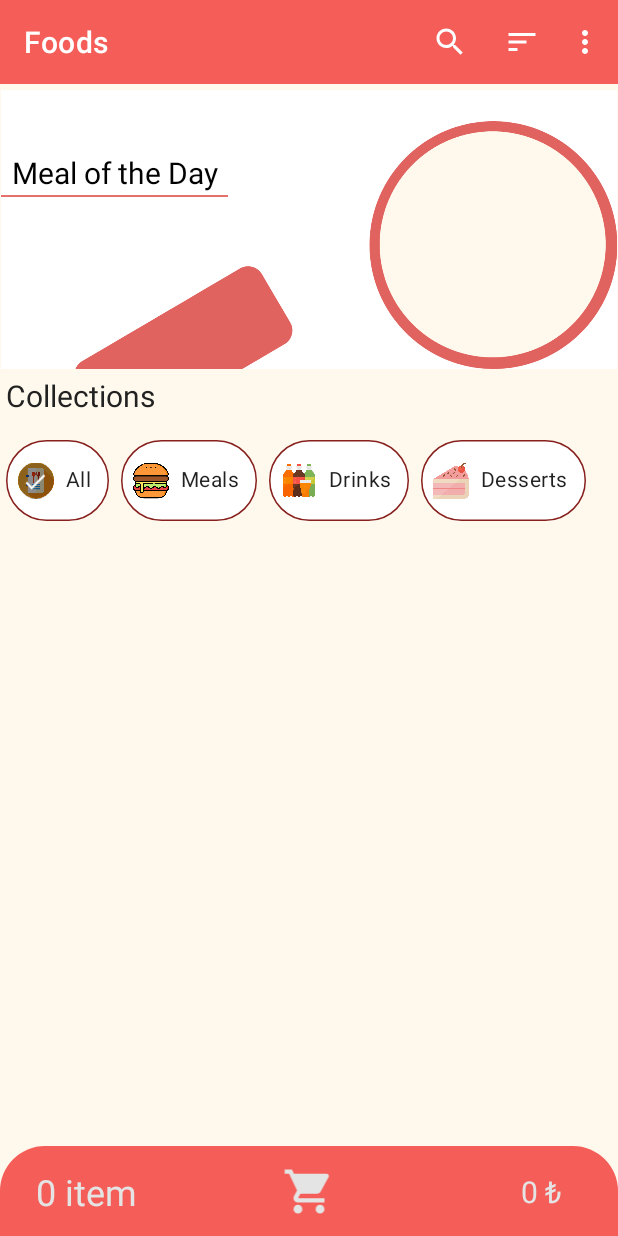
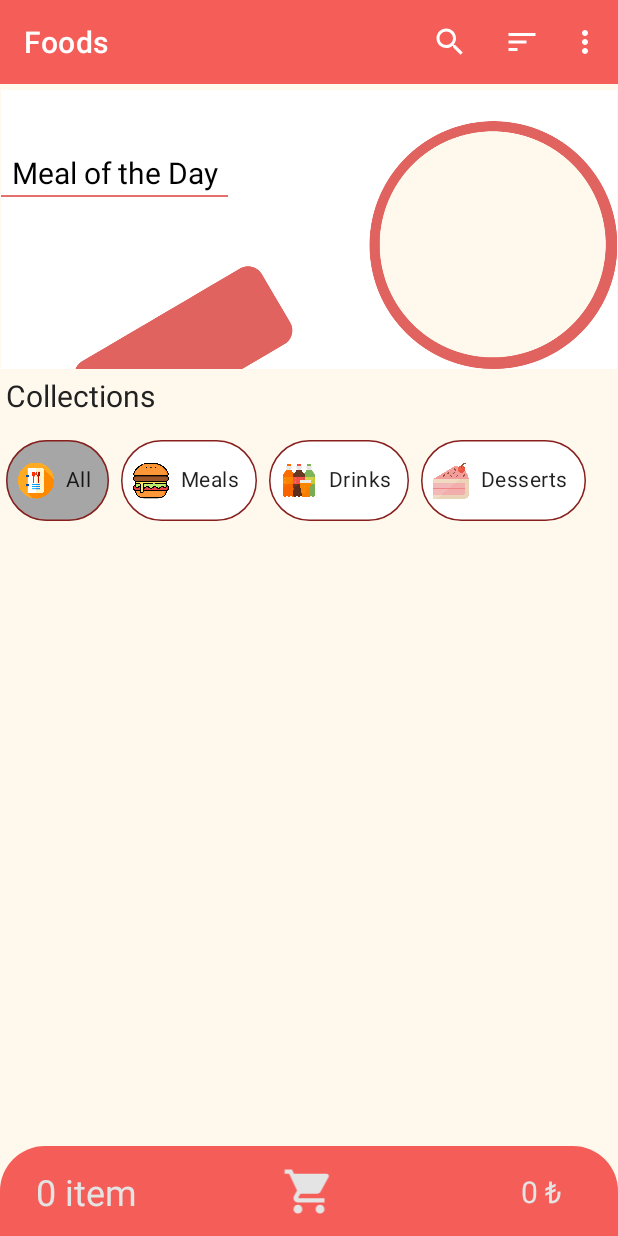
Before and after one commit to yemregul94/Android-MVVM-Food-Order-App, an Android app: the screen it shows after launch once a user with an empty profile is signed in (MainActivity), on a phone screen of 412 x 824 dp. Run offline under Robolectric (Android 15) with nearby library versions, the phone set to English and light mode, and no system bars; our stand-ins replace Dagger/Hilt's generated code, Firebase (no records; nobody signed in at launch, a user with empty details on screens opened directly), data binding; network calls fail; pictures from the network do not load; 1 statement that could not run was skipped.

Commit message:
screenshots + filter update
visual update on filtering

```diff
--- a/app/src/main/java/com/works/foodorderapplication/ui/main/MainActivity.kt
+++ b/app/src/main/java/com/works/foodorderapplication/ui/main/MainActivity.kt
@@ -4,6 +4,7 @@ import android.content.Intent
 import androidx.appcompat.app.AppCompatActivity
 import android.os.Bundle
 import android.util.Log
+import android.widget.Toast
 import androidx.activity.viewModels
 import com.works.foodorderapplication.R
 import com.works.foodorderapplication.databinding.ActivityMainBinding
@@ -30,6 +31,8 @@ class MainActivity : AppCompatActivity() {
                 val intent = Intent(this, UserActivity::class.java)
                 startActivity(intent)
                 finish()
+            }else{
+                Toast.makeText(this, "Hoş geldiniz: ${viewModel.userName.value}", Toast.LENGTH_LONG).show()
             }
         }
     }
--- /dev/null
+++ b/app/src/main/res/color/bg_chip_state_list.xml
@@ -0,0 +1,5 @@
+<?xml version="1.0" encoding="utf-8"?>
+<selector xmlns:android="http://schemas.android.com/apk/res/android">
+    <item android:color="@color/checked_chip_color" android:state_checked="true" />
+    <item android:color="@android:color/transparent" />
+</selector>
--- a/app/src/main/res/layout/fragment_food_list.xml
+++ b/app/src/main/res/layout/fragment_food_list.xml
@@ -166,7 +166,8 @@
                                 android:checked="true"
                                 android:onCheckedChanged="@{() -> foodListFragment.filterCategories(0)}"
                                 android:text="@string/list_chip_all"
-                                app:chipBackgroundColor="@android:color/transparent"
+                                app:checkedIconEnabled="false"
+                                app:chipBackgroundColor="@color/bg_chip_state_list"
                                 app:chipIcon="@drawable/ic_all"
                                 app:chipStrokeColor="@color/main_color_dark"
                                 app:chipStrokeWidth="1dp"
@@ -180,7 +181,9 @@
                                 android:checkable="true"
                                 android:onCheckedChanged="@{() -> foodListFragment.filterCategories(1)}"
                                 android:text="@string/list_chip_main"
-                                app:chipBackgroundColor="@android:color/transparent"
+                                app:checkedIconEnabled="false"
+                                app:checkedIconTint="@color/bg_chip_state_list"
+                                app:chipBackgroundColor="@color/bg_chip_state_list"
                                 app:chipIcon="@drawable/ic_foods"
                                 app:chipStrokeColor="@color/main_color_dark"
                                 app:chipStrokeWidth="1dp"
@@ -194,7 +197,8 @@
                                 android:checkable="true"
                                 android:onCheckedChanged="@{() -> foodListFragment.filterCategories(2)}"
                                 android:text="@string/list_chip_drinks"
-                                app:chipBackgroundColor="@android:color/transparent"
+                                app:checkedIconEnabled="false"
+                                app:chipBackgroundColor="@color/bg_chip_state_list"
                                 app:chipIcon="@drawable/ic_drinks"
                                 app:chipStrokeColor="@color/main_color_dark"
                                 app:chipStrokeWidth="1dp"
@@ -208,7 +212,8 @@
                                 android:checkable="true"
                                 android:onCheckedChanged="@{() -> foodListFragment.filterCategories(3)}"
                                 android:text="@string/list_chip_desserts"
-                                app:chipBackgroundColor="@android:color/transparent"
+                                app:checkedIconEnabled="false"
+                                app:chipBackgroundColor="@color/bg_chip_state_list"
                                 app:chipIcon="@drawable/ic_desserts"
                                 app:chipStrokeColor="@color/main_color_dark"
                                 app:chipStrokeWidth="1dp"
--- a/app/src/main/res/values/colors.xml
+++ b/app/src/main/res/values/colors.xml
@@ -25,6 +25,6 @@
     <color name="text_color_secondary">#222222</color>
 
 
-
+    <color name="checked_chip_color">#A6A6A6</color>
 
 </resources>
```
Also changed, not shown: 13 other files.
